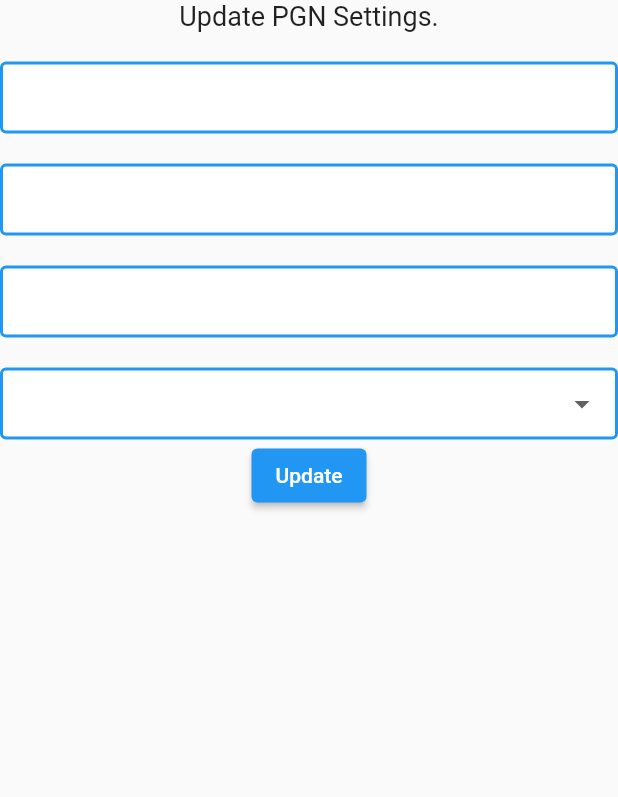
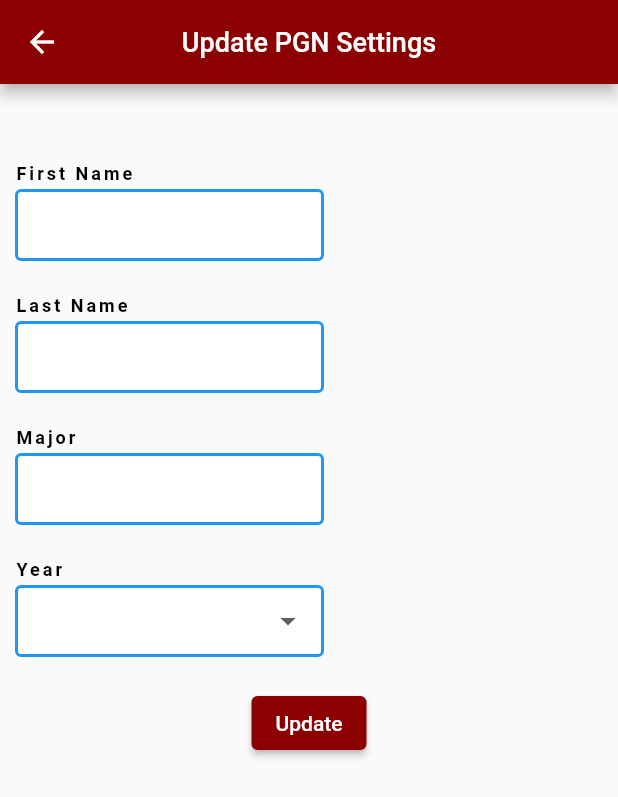
Before and after one commit to PGNTechChair/pgn_app, a Flutter app: the Settings screen opened directly, on a phone screen of 412 x 824 dp. Shown: the top 797 px of the screen. Run offline on Flutter 3.47's test engine with Material 2 defaults, Android fonts, the light colour scheme and no system bars; our stand-ins replace cloud_firestore, firebase_auth, firebase_core, flutter_spinkit, rive; accounts and stored records are empty.

Commit message:
Changed Basic Layout of Settings Page

```diff
--- a/lib/pages/home.dart
+++ b/lib/pages/home.dart
@@ -52,7 +52,6 @@ class _HomeState extends State<Home> with SingleTickerProviderStateMixin {
     super.dispose();
   }
 
-
   @override
   Widget build(BuildContext context) {
     String? uid = Provider.of<NewUser?>(context)?.uid;
--- a/lib/pages/settings.dart
+++ b/lib/pages/settings.dart
@@ -22,7 +22,7 @@ class _SettingsState extends State<Settings> {
   late String? _currentFirstName = '';
   late String? _currentLastName = '';
   late String? _currentMajor = '';
-  late String? _currentYear = "Other";
+  late String? _currentYear = '';
 
   @override
   Widget build(BuildContext context) {
@@ -37,16 +37,44 @@ class _SettingsState extends State<Settings> {
           {
             UserData? userData = snapshot.data;
             return Scaffold(
-              body: Form(
+              body: SingleChildScrollView(
+                child: Form(
                   key: _formKey,
                   child: Column(
+                    crossAxisAlignment: CrossAxisAlignment.start,
                     children: <Widget>[
-                    Text(
-                      "Update PGN Settings.",
+                      AppBar(
+                        title: Text(
+                          "Update PGN Settings",
                           style: TextStyle(fontSize: 18.0),
                         ),
-                    SizedBox(height: 20),
-                    TextFormField(
+                        backgroundColor: Color(0xFF8B0000),
+                        centerTitle: true,
+                      ),
+                      SizedBox(height: 30),
+                      Container(
+                          margin: EdgeInsets.fromLTRB(10, 20, 10, 0),
+                          width: 100,
+                          height: 20,
+                          child: Align(
+                              alignment: Alignment.centerLeft,
+                              child: Text(
+                                  "First Name",
+                                  style: TextStyle(
+                                    fontSize: 12,
+                                    letterSpacing: 2.0,
+                                    fontWeight: FontWeight.bold,
+                                    color: Colors.black,
+                                  )
+                              )
+                          )
+                      ),
+                      Padding(
+                        padding:const EdgeInsets.fromLTRB(10,0,10,0),
+                        child: Container(
+                          width: MediaQuery.of(context).size.width / 2.0,
+                          child: TextFormField(
+                            cursorColor: Colors.amber,
                             initialValue: userData?.firstName,
                             decoration: textInputDecoration,
                             validator: (val) => val!.isEmpty ? "Please enter your first name" : null,
@@ -55,24 +83,88 @@ class _SettingsState extends State<Settings> {
                               setState(() => _currentFirstName = val);
                             }
                           ),
-
-                    SizedBox(height: 20.0),
-                    TextFormField(
+                        ),
+                      ),
+                      Container(
+                          margin: EdgeInsets.fromLTRB(10, 20, 10, 0),
+                          width: 100,
+                          height: 20,
+                          child: Align(
+                              alignment: Alignment.centerLeft,
+                              child: Text(
+                                  "Last Name",
+                                  style: TextStyle(
+                                    fontSize: 12,
+                                    letterSpacing: 2.0,
+                                    fontWeight: FontWeight.bold,
+                                    color: Colors.black,
+                                  )
+                              )
+                          )
+                      ),
+                      Padding(
+                        padding: const EdgeInsets.fromLTRB(10,0,10,0),
+                        child: Container(
+                          width: MediaQuery.of(context).size.width / 2.0,
+                          child: TextFormField(
                               initialValue: userData?.lastName,
                               decoration: textInputDecoration,
                               validator: (val) => val!.isEmpty ? "Please enter your last name" : null,
                               onChanged: (val) => setState(() => _currentLastName = val)
                           ),
-                    SizedBox(height: 20.0),
-                    TextFormField(
+                        ),
+                      ),
+                      Container(
+                          margin: EdgeInsets.fromLTRB(10, 20, 10, 0),
+                          width: 100,
+                          height: 20,
+                          child: Align(
+                              alignment: Alignment.centerLeft,
+                              child: Text(
+                                  "Major",
+                                  style: TextStyle(
+                                    fontSize: 12,
+                                    letterSpacing: 2.0,
+                                    fontWeight: FontWeight.bold,
+                                    color: Colors.black,
+                                  )
+                              )
+                          )
+                      ),
+                      Padding(
+                        padding: const EdgeInsets.fromLTRB(10,0,10,0),
+                        child: Container(
+                          width: MediaQuery.of(context).size.width / 2.0,
+                          child: TextFormField(
                               initialValue: userData?.major,
                               decoration: textInputDecoration,
                               validator: (val) => val!.isEmpty ? "Please enter your major" : null,
                               onChanged: (val) => setState(() => _currentMajor = val)
                           ),
-                    SizedBox(height: 20.0),
-                    //dropdown
-                    DropdownButtonFormField(
+                        ),
+                      ),
+                      Container(
+                          margin: EdgeInsets.fromLTRB(10, 20, 10, 0),
+                          width: 100,
+                          height: 20,
+                          child: Align(
+                              alignment: Alignment.centerLeft,
+                              child: Text(
+                                  "Year",
+                                  style: TextStyle(
+                                    fontSize: 12,
+                                    letterSpacing: 2.0,
+                                    fontWeight: FontWeight.bold,
+                                    color: Colors.black,
+                                  )
+                              )
+                          )
+                      ),
+                      Padding(
+                        padding: const EdgeInsets.fromLTRB(10,0,10,0),
+                        child: Container(
+                          width: MediaQuery.of(context).size.width / 2.0,
+                          child: DropdownButtonFormField(
                             value: userData?.year,
                             decoration: textInputDecoration,
                             items: years.map((year) {
@@ -83,17 +175,23 @@ class _SettingsState extends State<Settings> {
                             }).toList(),
                             onChanged: (val) => setState(() => _currentYear = val! ),
                           ),
-                    //slider
-                    ElevatedButton(
+                        ),
+                      ),
+                      SizedBox(height:20.0),
+                      Container(
+                        alignment: Alignment.center,
+                        child: ElevatedButton(
+                          style: ElevatedButton.styleFrom(
+                            backgroundColor: Color(0xFF8B0000)
+                          ),
                           onPressed: () async
                           {
-
                             //TODO - Temporary fix, this needs to update correctly through the stream
                             if (_currentMajor == "")
                             {
                               _currentMajor = null;
                             }
-                        if (_currentYear == "Other" && _currentYear == userData!.year)
+                            if (_currentYear == "")
                             {
                               _currentYear = null;
                             }
@@ -121,8 +219,10 @@ class _SettingsState extends State<Settings> {
                             "Update",
                             style: TextStyle(color: Colors.white),
                           ),
+                        ),
                       )
                     ],
+                  ),
                 ),
               ),
             );
--- a/pubspec.yaml
+++ b/pubspec.yaml
@@ -36,6 +36,7 @@ dependencies:
   flutter_spinkit: ^5.2.0
   provider: ^6.0.5
   rive: ^0.11.8
+  settings_ui: ^2.0.2
   url_launcher: ^6.1.12
 
 
```
Also changed, not shown: pubspec.lock. Lines whose indentation alone changed are shown as unchanged.
